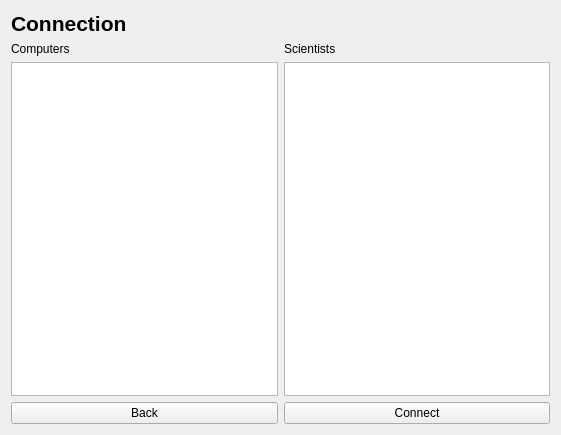
First picture: the form in connection.ui, repository AndriM/Vika3, before the edit.
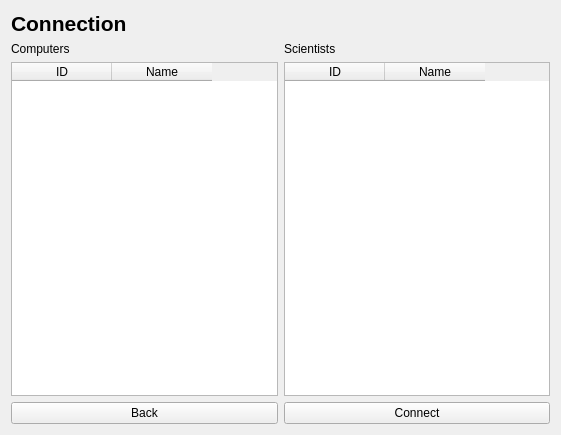
Second picture: the form after the edit.

```diff
--- a/connection.ui
+++ b/connection.ui
@@ -68,10 +68,38 @@
     </widget>
    </item>
    <item row="4" column="0">
-    <widget class="QTableWidget" name="comptable"/>
+    <widget class="QTableWidget" name="comp_table">
+     <attribute name="verticalHeaderVisible">
+      <bool>false</bool>
+     </attribute>
+     <column>
+      <property name="text">
+       <string>ID</string>
+      </property>
+     </column>
+     <column>
+      <property name="text">
+       <string>Name</string>
+      </property>
+     </column>
+    </widget>
    </item>
    <item row="4" column="2">
-    <widget class="QTableWidget" name="scientiststable"/>
+    <widget class="QTableWidget" name="sci_table">
+     <attribute name="verticalHeaderVisible">
+      <bool>false</bool>
+     </attribute>
+     <column>
+      <property name="text">
+       <string>ID</string>
+      </property>
+     </column>
+     <column>
+      <property name="text">
+       <string>Name</string>
+      </property>
+     </column>
+    </widget>
    </item>
   </layout>
  </widget>
```
